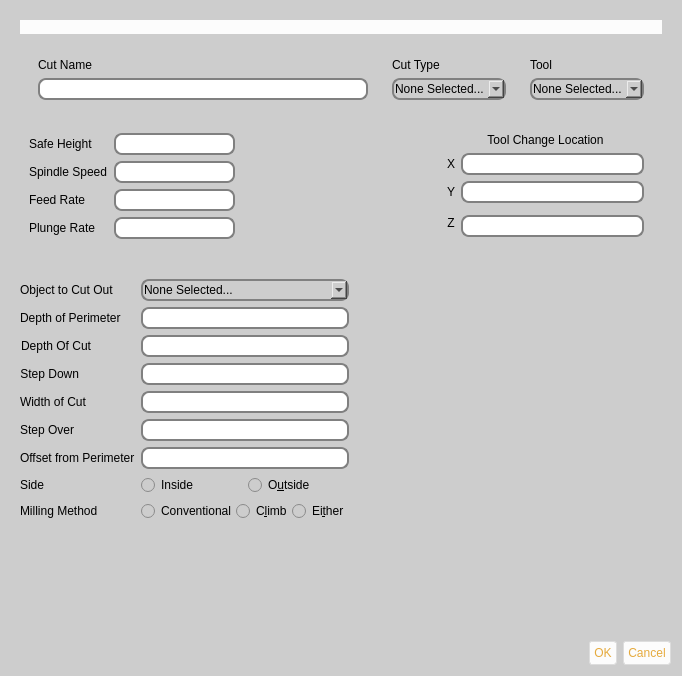
Above: buildbotics/resources/ui/cut.ui from DougCoffland/FreeCADGCodeWB before the change. Below: the same form after it.
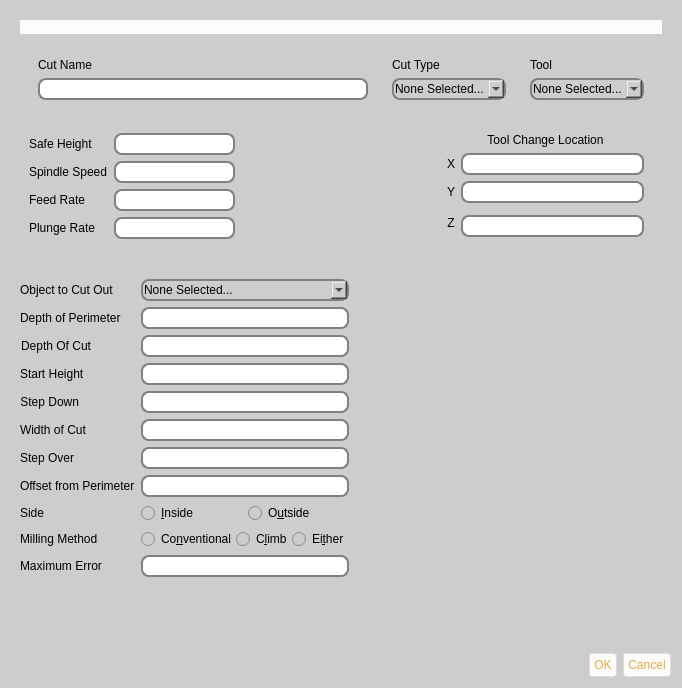
That is the form after the change. Icons and pictures are not drawn.

Commit message: Perimeter Cut implemented

Diff of the .ui file:
```diff
--- a/buildbotics/resources/ui/cut.ui
+++ b/buildbotics/resources/ui/cut.ui
@@ -10,7 +10,7 @@
     <x>0</x>
     <y>0</y>
     <width>682</width>
-    <height>676</height>
+    <height>688</height>
    </rect>
   </property>
   <property name="windowTitle">
@@ -1102,7 +1102,7 @@
            </property>
           </widget>
          </item>
-         <item row="4" column="0">
+         <item row="5" column="0">
           <widget class="QLabel" name="perimeterStepDownL">
            <property name="text">
             <string>Step Down</string>
@@ -1112,28 +1112,28 @@
            </property>
           </widget>
          </item>
-         <item row="5" column="0">
+         <item row="6" column="0">
           <widget class="QLabel" name="perimeterWidthOfCutL">
            <property name="text">
             <string>Width of Cut</string>
            </property>
           </widget>
          </item>
-         <item row="6" column="0">
+         <item row="7" column="0">
           <widget class="QLabel" name="perimeterStepOverL">
            <property name="text">
             <string>Step Over</string>
            </property>
           </widget>
          </item>
-         <item row="8" column="0">
+         <item row="9" column="0">
           <widget class="QLabel" name="perimeterSideL">
            <property name="text">
             <string>Side</string>
            </property>
           </widget>
          </item>
-         <item row="8" column="1">
+         <item row="9" column="1">
           <widget class="QFrame" name="frame_20">
            <property name="frameShape">
             <enum>QFrame::NoFrame</enum>
@@ -1160,7 +1160,7 @@
                <string>The cut will be inside the perimeter.</string>
               </property>
               <property name="text">
-               <string>Inside</string>
+               <string>&amp;Inside</string>
               </property>
              </widget>
             </item>
@@ -1184,35 +1184,35 @@
            </property>
           </widget>
          </item>
-         <item row="4" column="1">
+         <item row="5" column="1">
           <widget class="QLineEdit" name="perimeterStepDownE">
            <property name="toolTip">
             <string>The distance that the z-axis will move down with each pass</string>
            </property>
           </widget>
          </item>
-         <item row="5" column="1">
+         <item row="6" column="1">
           <widget class="QLineEdit" name="perimeterWidthOfCutE">
            <property name="toolTip">
             <string>The width of the perimeter cut. This width cannot be less that the width of the selected tool.</string>
            </property>
           </widget>
          </item>
-         <item row="6" column="1">
+         <item row="7" column="1">
           <widget class="QLineEdit" name="perimeterStepOverE">
            <property name="toolTip">
             <string>The distance to step over for each pass when the width of cut is greater than the width of the tool</string>
            </property>
           </widget>
          </item>
-         <item row="10" column="0">
+         <item row="11" column="0">
           <widget class="QLabel" name="perimeterMillingMethodL">
            <property name="text">
             <string>Milling Method</string>
            </property>
           </widget>
          </item>
-         <item row="10" column="1">
+         <item row="11" column="1">
           <widget class="QFrame" name="frame_22">
            <property name="frameShape">
             <enum>QFrame::NoFrame</enum>
@@ -1242,7 +1242,7 @@
                <string>Cutting edge turns in to material behind the tool</string>
               </property>
               <property name="text">
-               <string>Conventional</string>
+               <string>Co&amp;nventional</string>
               </property>
              </widget>
             </item>
@@ -1269,14 +1269,14 @@
            </layout>
           </widget>
          </item>
-         <item row="7" column="0">
+         <item row="8" column="0">
           <widget class="QLabel" name="perimeterOffsetL">
            <property name="text">
             <string>Offset from Perimeter</string>
            </property>
           </widget>
          </item>
-         <item row="7" column="1">
+         <item row="8" column="1">
           <widget class="QLineEdit" name="perimeterOffsetE">
            <property name="toolTip">
             <string>The distance that the edge of the cut will be from the perimeter. A value of zero means that the center of the bit will be on the perimeter.</string>
@@ -1309,6 +1309,26 @@
            </item>
           </widget>
          </item>
+         <item row="4" column="1">
+          <widget class="QLineEdit" name="perimeterStartHeightE"/>
+         </item>
+         <item row="4" column="0">
+          <widget class="QLabel" name="perimeterStartHeightL">
+           <property name="text">
+            <string>Start Height</string>
+           </property>
+          </widget>
+         </item>
+         <item row="12" column="0">
+          <widget class="QLabel" name="perimeterErrorL">
+           <property name="text">
+            <string>Maximum Error</string>
+           </property>
+          </widget>
+         </item>
+         <item row="12" column="1">
+          <widget class="QLineEdit" name="perimeterErrorE"/>
+         </item>
         </layout>
        </item>
        <item>
```
Left out of the diff: 2 changed lines with no effect on the pictures. The commit also changes 9 other files.
